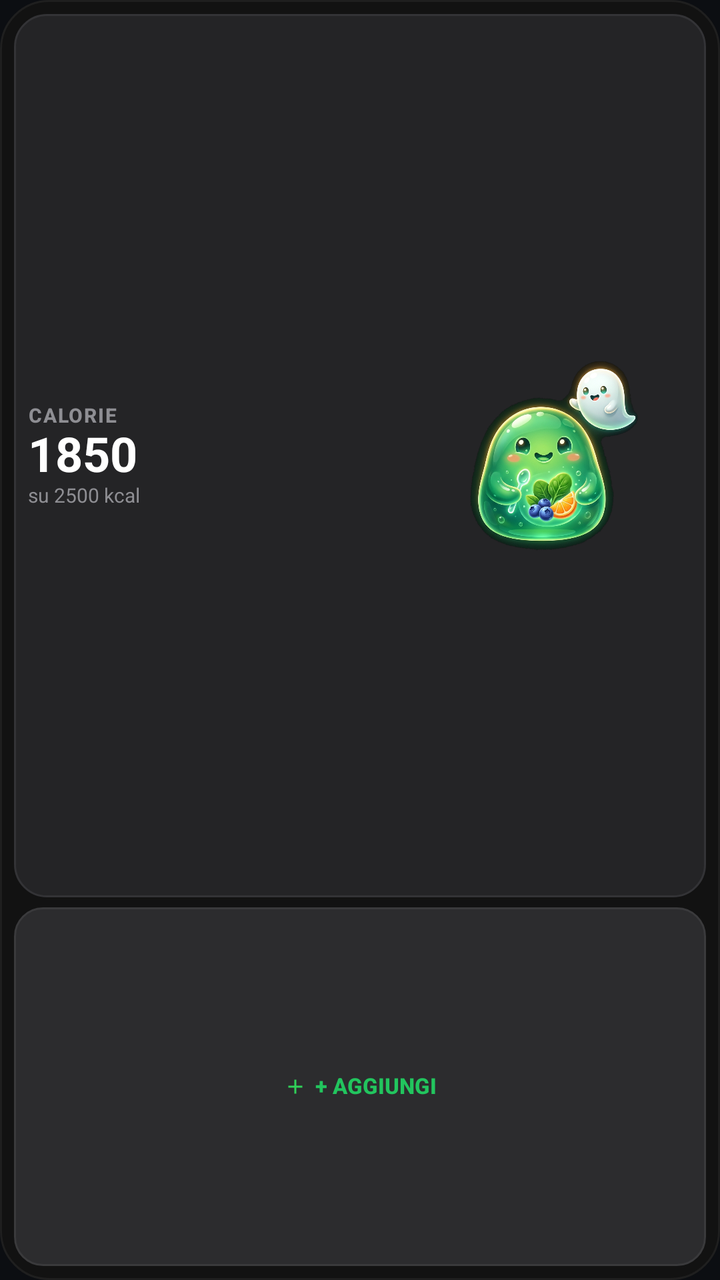
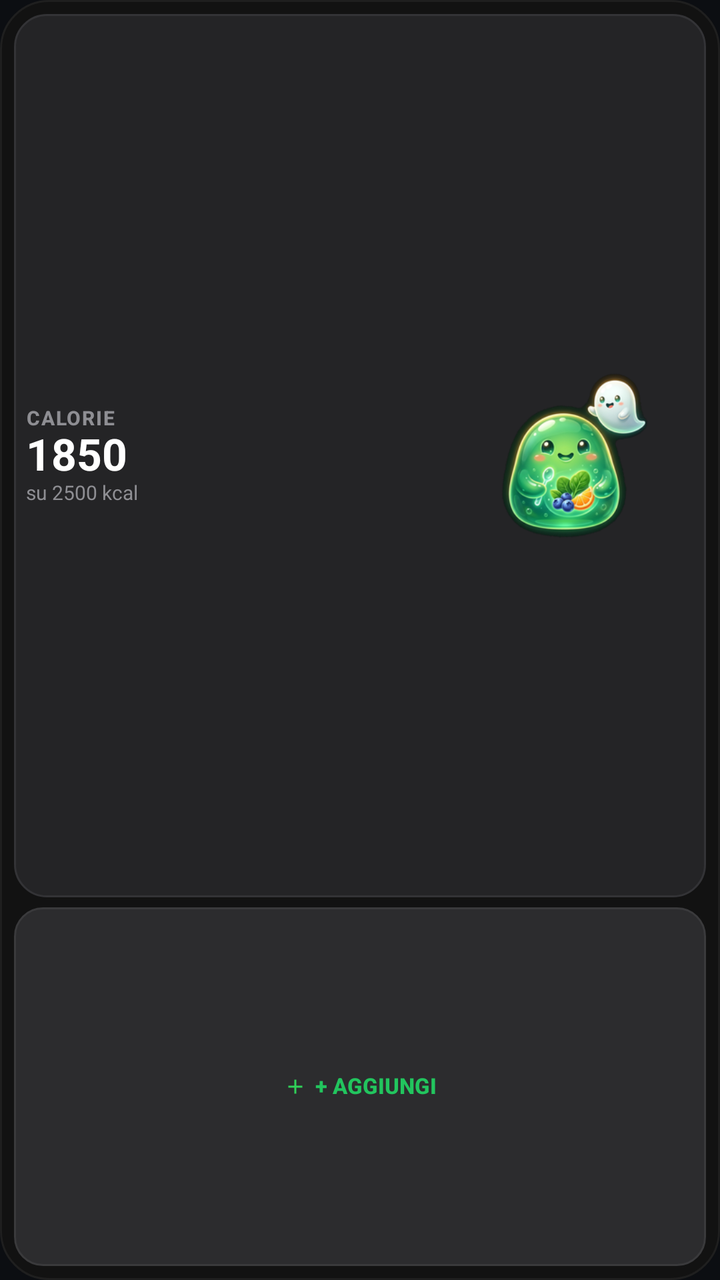

An Android layout rendered at two revisions. The XML below is the earlier revision; the diff shows what the commit changed to produce the second picture.
<!-- AndroidManifest.xml: application theme Theme.MyApplication -->
<!-- res/layout/widget_daily_calories.xml -->
<?xml version="1.0" encoding="utf-8"?>
<LinearLayout xmlns:android="http://schemas.android.com/apk/res/android"
    android:id="@+id/widget_container"
    android:layout_width="match_parent"
    android:layout_height="match_parent"
    android:background="@drawable/widget_surface_bg"
    android:gravity="center"
    android:orientation="vertical"
    android:padding="7dp">

    
    <LinearLayout
        android:layout_width="match_parent"
        android:layout_height="0dp"
        android:layout_weight="1.85"
        android:background="@drawable/widget_mascot_halo_bg"
        android:gravity="center_vertical"
        android:orientation="horizontal"
        android:paddingHorizontal="7dp"
        android:paddingVertical="3dp">

        <LinearLayout
            android:layout_width="0dp"
            android:layout_height="match_parent"
            android:layout_weight="0.58"
            android:gravity="center_vertical"
            android:orientation="vertical">

            <TextView
                android:layout_width="wrap_content"
                android:layout_height="wrap_content"
                android:fontFamily="sans-serif-medium"
                android:includeFontPadding="false"
                android:letterSpacing="0.06"
                android:singleLine="true"
                android:text="CALORIE"
                android:textColor="#8E8E93"
                android:textSize="10sp"
                android:textStyle="bold" />

            <TextView
                android:id="@+id/calories_text"
                android:layout_width="wrap_content"
                android:layout_height="wrap_content"
                android:fontFamily="sans-serif"
                android:includeFontPadding="false"
                android:singleLine="true"
                android:text="1850"
                android:textColor="#FFFFFF"
                android:textSize="24sp"
                android:textStyle="bold" />

            <TextView
                android:id="@+id/daily_target_text"
                android:layout_width="wrap_content"
                android:layout_height="wrap_content"
                android:fontFamily="sans-serif"
                android:includeFontPadding="false"
                android:singleLine="true"
                android:text="su 2500 kcal"
                android:textColor="#8E8E93"
                android:textSize="10sp" />
        </LinearLayout>

        <ImageView
            android:layout_width="0dp"
            android:layout_height="match_parent"
            android:layout_marginStart="4dp"
            android:layout_weight="0.42"
            android:contentDescription="@string/widget_mascot_status"
            android:padding="2dp"
            android:scaleType="fitCenter"
            android:src="@drawable/foodlab_mascot_duo" />
    </LinearLayout>

    
    <LinearLayout
        android:id="@+id/btn_add_food"
        android:layout_width="match_parent"
        android:layout_height="0dp"
        android:layout_marginTop="5dp"
        android:layout_weight="0.75"
        android:background="@drawable/widget_cta_bg"
        android:gravity="center"
        android:orientation="horizontal"
        android:paddingHorizontal="8dp">

        <ImageView
            android:layout_width="12dp"
            android:layout_height="12dp"
            android:contentDescription="@null"
            android:src="@drawable/ic_widget_add"
            android:tint="#30D158" />

        <TextView
            android:layout_width="wrap_content"
            android:layout_height="wrap_content"
            android:layout_marginStart="4dp"
            android:fontFamily="sans-serif-medium"
            android:includeFontPadding="false"
            android:singleLine="true"
            android:text="+ AGGIUNGI"
            android:textColor="#22C55E"
            android:textSize="11sp"
            android:textStyle="bold" />
    </LinearLayout>
</LinearLayout>
<!-- resources referenced by this layout -->
<resources>
  <!-- drawable foodlab_mascot_duo: png bitmap (drawable-nodpi, 568665 bytes) -->
  <!-- drawable ic_widget_add (drawable) -->
  <vector xmlns:android="http://schemas.android.com/apk/res/android"
      android:width="24dp"
      android:height="24dp"
      android:viewportWidth="24"
      android:viewportHeight="24">
      <path
          android:fillColor="#FFFFFFFF"
          android:pathData="M19,13h-6v6h-2v-6H5v-2h6V5h2v6h6v2z" />
  </vector>
  <!-- drawable widget_cta_bg (drawable) -->
  <?xml version="1.0" encoding="utf-8"?>
  <shape xmlns:android="http://schemas.android.com/apk/res/android"
      android:shape="rectangle">
      <solid android:color="#2C2C2E" />
      <corners android:radius="14dp" />
      <stroke
          android:width="1dp"
          android:color="#3A3A3C" />
  </shape>
  <!-- drawable widget_mascot_halo_bg (drawable) -->
  <?xml version="1.0" encoding="utf-8"?>
  <shape xmlns:android="http://schemas.android.com/apk/res/android"
      android:shape="rectangle">
      <solid android:color="#242426" />
      <corners android:radius="16dp" />
      <stroke
          android:width="1dp"
          android:color="#333336" />
  </shape>
  <!-- drawable widget_surface_bg (drawable) -->
  <?xml version="1.0" encoding="utf-8"?>
  <shape xmlns:android="http://schemas.android.com/apk/res/android"
      android:shape="rectangle">
      <solid android:color="#121212" />
      <corners android:radius="24dp" />
      <stroke
          android:width="1dp"
          android:color="#1F1F1F" />
  </shape>
  <string name="widget_mascot_status">Stato Mascotte</string>
  <style name="Theme.MyApplication" parent="android:Theme.DeviceDefault.NoActionBar">
          <item name="android:windowBackground">@color/splash_background</item>
          <item name="android:statusBarColor">@android:color/transparent</item>
          <item name="android:navigationBarColor">@android:color/transparent</item>
      </style>
  <color name="splash_background">#FF0C0E12</color>
</resources>

<!-- the commit's change to res/layout/widget_daily_calories.xml (unified diff, before → after) -->
@@ -16,23 +16,28 @@
         android:background="@drawable/widget_mascot_halo_bg"
         android:gravity="center_vertical"
         android:orientation="horizontal"
-        android:paddingHorizontal="7dp"
+        android:paddingHorizontal="6dp"
         android:paddingVertical="3dp">
 
         <LinearLayout
             android:layout_width="0dp"
             android:layout_height="match_parent"
-            android:layout_weight="0.58"
+            android:layout_weight="0.64"
             android:gravity="center_vertical"
             android:orientation="vertical">
 
             <TextView
-                android:layout_width="wrap_content"
+                android:layout_width="match_parent"
                 android:layout_height="wrap_content"
+                android:autoSizeMaxTextSize="10sp"
+                android:autoSizeMinTextSize="7sp"
+                android:autoSizeStepGranularity="1sp"
+                android:autoSizeTextType="uniform"
+                android:ellipsize="end"
                 android:fontFamily="sans-serif-medium"
                 android:includeFontPadding="false"
                 android:letterSpacing="0.06"
-                android:singleLine="true"
+                android:maxLines="1"
                 android:text="CALORIE"
                 android:textColor="#8E8E93"
                 android:textSize="10sp"
@@ -40,23 +45,33 @@
 
             <TextView
                 android:id="@+id/calories_text"
-                android:layout_width="wrap_content"
+                android:layout_width="match_parent"
                 android:layout_height="wrap_content"
+                android:autoSizeMaxTextSize="22sp"
+                android:autoSizeMinTextSize="12sp"
+                android:autoSizeStepGranularity="1sp"
+                android:autoSizeTextType="uniform"
+                android:ellipsize="end"
                 android:fontFamily="sans-serif"
                 android:includeFontPadding="false"
-                android:singleLine="true"
+                android:maxLines="1"
                 android:text="1850"
                 android:textColor="#FFFFFF"
-                android:textSize="24sp"
+                android:textSize="22sp"
                 android:textStyle="bold" />
 
             <TextView
                 android:id="@+id/daily_target_text"
-                android:layout_width="wrap_content"
+                android:layout_width="match_parent"
                 android:layout_height="wrap_content"
+                android:autoSizeMaxTextSize="10sp"
+                android:autoSizeMinTextSize="7sp"
+                android:autoSizeStepGranularity="1sp"
+                android:autoSizeTextType="uniform"
+                android:ellipsize="end"
                 android:fontFamily="sans-serif"
                 android:includeFontPadding="false"
-                android:singleLine="true"
+                android:maxLines="1"
                 android:text="su 2500 kcal"
                 android:textColor="#8E8E93"
                 android:textSize="10sp" />
@@ -65,12 +80,12 @@
         <ImageView
             android:layout_width="0dp"
             android:layout_height="match_parent"
-            android:layout_marginStart="4dp"
-            android:layout_weight="0.42"
+            android:layout_marginStart="2dp"
+            android:layout_weight="0.36"
             android:contentDescription="@string/widget_mascot_status"
             android:padding="2dp"
             android:scaleType="fitCenter"
-            android:src="@drawable/foodlab_mascot_duo" />
+            android:src="@drawable/foodlab_mascot_duo_widget" />
     </LinearLayout>
 
     
<!-- resource entries referenced after the edit -->
@@ -1,6 +1,6 @@
 <!-- resources referenced by this layout -->
 <resources>
-  <!-- drawable foodlab_mascot_duo: png bitmap (drawable-nodpi, 568665 bytes) -->
+  <!-- drawable foodlab_mascot_duo_widget: png bitmap (drawable-nodpi, 48297 bytes) -->
   <!-- drawable ic_widget_add (drawable) -->
   <vector xmlns:android="http://schemas.android.com/apk/res/android"
       android:width="24dp"
